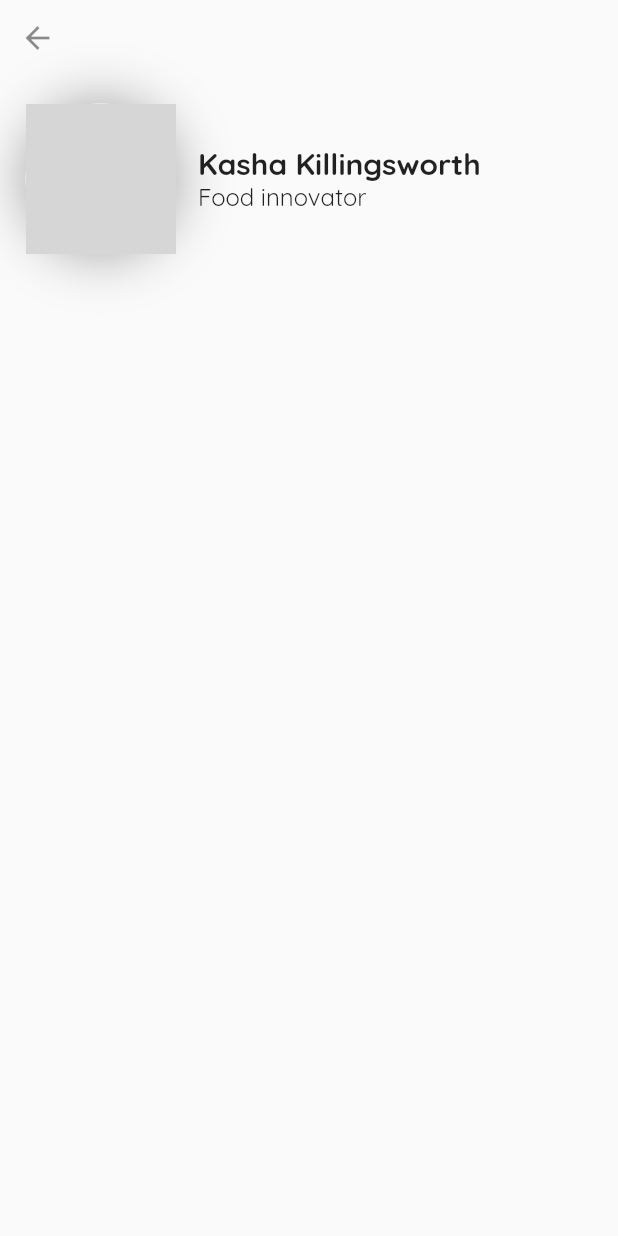
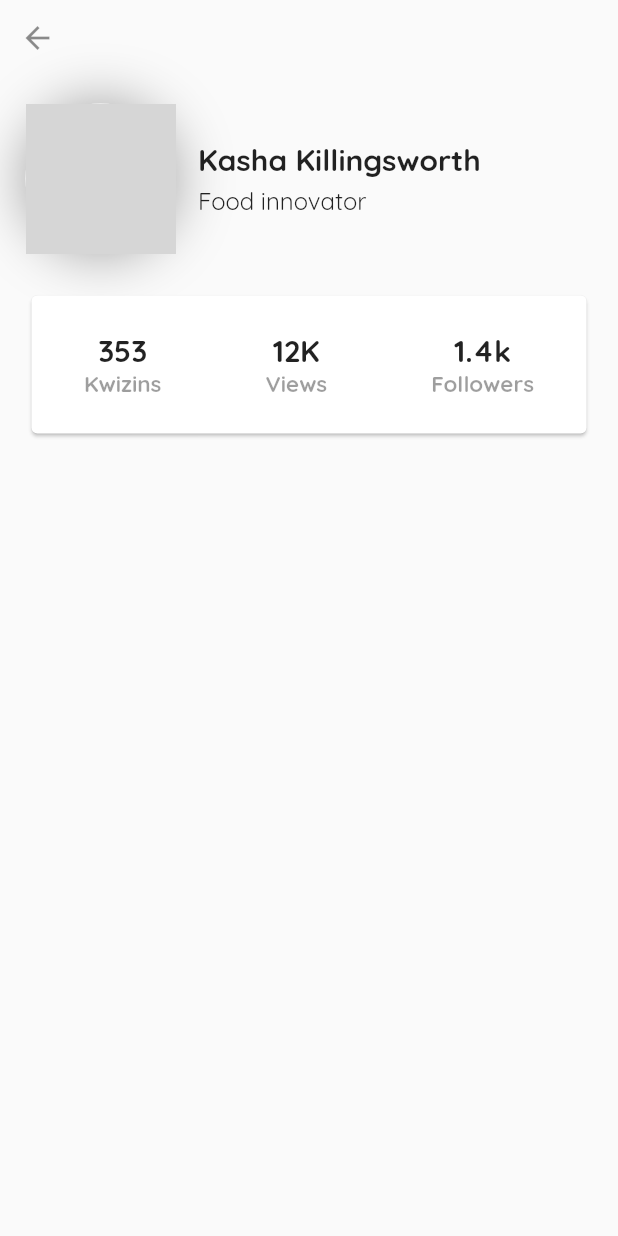
Before and after one commit to nyamwaya/loginscreen, a Flutter app: the ProfilePage screen opened directly, on a phone screen of 412 x 824 dp. Run offline on Flutter 3.47's test engine with Material 2 defaults, Android fonts, the phone set to English and light mode, and no system bars; our stand-ins replace dio, firebase_auth, firebase_core, firebase_database, flutter_map, fluttertoast and 1 more; accounts and stored records are empty; network calls fail; statements that could not run were skipped; grey boxes are pictures that could not be loaded.

Commit message:
stats bar

```diff
--- a/lib/routes/profile_page.dart
+++ b/lib/routes/profile_page.dart
@@ -13,7 +13,11 @@ class _ProfilePage extends State<ProfilePage> {
           constraints: new BoxConstraints.expand(),
           child: new ListView(
             padding: const EdgeInsets.all(1.0),
-            children: <Widget>[_getToolbar(context), _buildHeader()],
+            children: <Widget>[
+              _getToolbar(context),
+              _buildHeader(),
+              _buildStatsBar()
+            ],
           )),
     );
   }
@@ -32,7 +36,7 @@ class _ProfilePage extends State<ProfilePage> {
 
   Container _buildHeader() {
     return new Container(
-      padding: const EdgeInsets.only(left: 16.0, top: 20.0),
+      padding: const EdgeInsets.only(left: 16.0, top: 20.0, bottom: 24.0),
       //height: 218.0,
       child: new Row(
         mainAxisAlignment: MainAxisAlignment.start,
@@ -42,10 +46,9 @@ class _ProfilePage extends State<ProfilePage> {
               height: 100.0,
               decoration: new BoxDecoration(
                   color: const Color(0xff7c94b6),
-                  boxShadow: [new BoxShadow(
-                    color: Colors.black38,
-                    blurRadius: 32.0
-                  )],
+                  boxShadow: [
+                    new BoxShadow(color: Colors.black38, blurRadius: 32.0)
+                  ],
                   image: new DecorationImage(
                     image: NetworkImage(
                         'https://images.unsplash.com/photo-1531078215167-91fcfe45b39e?ixlib=rb-0.3.5&s=786d61b2a3ed74d1f981ee230b1a9457&auto=format&fit=crop&w=1098&q=80.jpg'),
@@ -66,13 +69,16 @@ class _ProfilePage extends State<ProfilePage> {
                       fontFamily: 'Quicksand',
                       fontSize: 20.0),
                 ),
-                new Text(
+                Padding(
+                  padding: const EdgeInsets.only(top: 5.0),
+                  child: new Text(
                     "Food innovator",
                     style: TextStyle(
                         //fontWeight: FontWeight.w600,
                         fontFamily: 'Quicksand',
                         fontSize: 16.0),
                   ),
+                )
               ],
             ),
           )
@@ -80,4 +86,106 @@ class _ProfilePage extends State<ProfilePage> {
       ),
     );
   }
+
+  Container _buildStatsBar() {
+    return Container(
+        padding: const EdgeInsets.only(left: 16.0, right: 16.0),
+        height: 100.0,
+        //color: Colors.white,
+        child: Card(
+          elevation: 1.0,
+          child: Row(
+            children: <Widget>[
+              new Padding(
+                padding: const EdgeInsets.only(left: 35.0),
+                child: Column(
+                  mainAxisAlignment: MainAxisAlignment.center,
+                  crossAxisAlignment: CrossAxisAlignment.center,
+                  children: <Widget>[
+                    new Text(
+                      '353',
+                      style: TextStyle(
+                          fontSize: 20.0,
+                          fontFamily: 'Quicksand',
+                          fontWeight: FontWeight.w800),
+                    ),
+                    new Text(
+                      "Kwizins",
+                      style: TextStyle(
+                        fontSize: 15.0,
+                        color: Colors.black38,
+                        fontWeight: FontWeight.w700,
+                        fontFamily: 'Quicksand',
+
+                        //fontWeight: FontWeight.w800
+                      ),
+                    )
+                  ],
+                ),
+              ),
+              Expanded(
+                child: Column(
+                  mainAxisAlignment: MainAxisAlignment.center,
+                  crossAxisAlignment: CrossAxisAlignment.center,
+                  children: <Widget>[
+                    new Text(
+                      '12K',
+                      style: TextStyle(
+                          fontSize: 20.0,
+                          fontFamily: 'Quicksand',
+                          fontWeight: FontWeight.w800),
+                    ),
+                    new Text(
+                      "Views",
+                      style: TextStyle(
+                        fontSize: 15.0,
+                        color: Colors.black38,
+                        fontWeight: FontWeight.w700,
+                        fontFamily: 'Quicksand',
+
+                        //fontWeight: FontWeight.w800
+                      ),
+                    )
+                  ],
+                ),
+              ),
+              Padding(
+                padding: const EdgeInsets.only(
+                  right: 35.0,
+                ),
+                child: Column(
+                  mainAxisAlignment: MainAxisAlignment.center,
+                  crossAxisAlignment: CrossAxisAlignment.end,
+                  children: <Widget>[
+                    Column(
+                      mainAxisAlignment: MainAxisAlignment.center,
+                      crossAxisAlignment: CrossAxisAlignment.center,
+                      children: <Widget>[
+                        new Text(
+                          '1.4k',
+                          style: TextStyle(
+                              fontSize: 20.0,
+                              fontFamily: 'Quicksand',
+                              fontWeight: FontWeight.w800),
+                        ),
+                        new Text(
+                          "Followers",
+                          style: TextStyle(
+                            fontSize: 15.0,
+                            color: Colors.black38,
+                            fontWeight: FontWeight.w700,
+                            fontFamily: 'Quicksand',
+
+                            //fontWeight: FontWeight.w800
+                          ),
+                        )
+                      ],
+                    ),
+                  ],
+                ),
+              )
+            ],
+          ),
+        ));
   }
+}
```
Also changed, not shown: lib/routes/kwizn_detail_page.dart (+3 -4 lines). Lines whose indentation alone changed are shown as unchanged.
